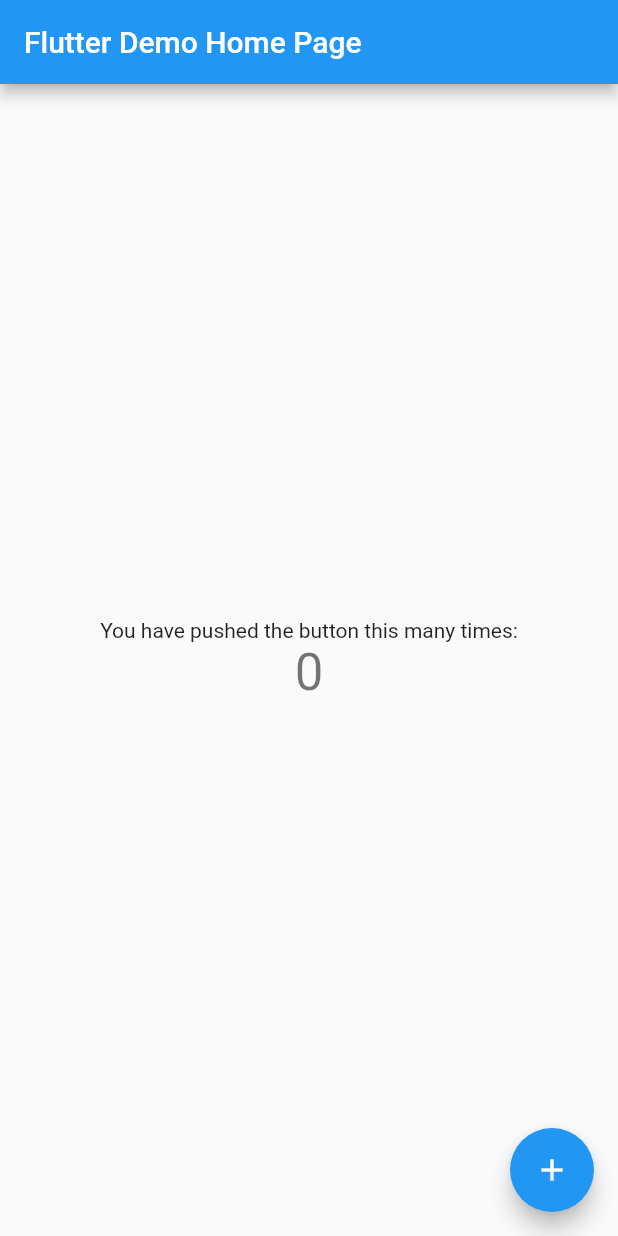
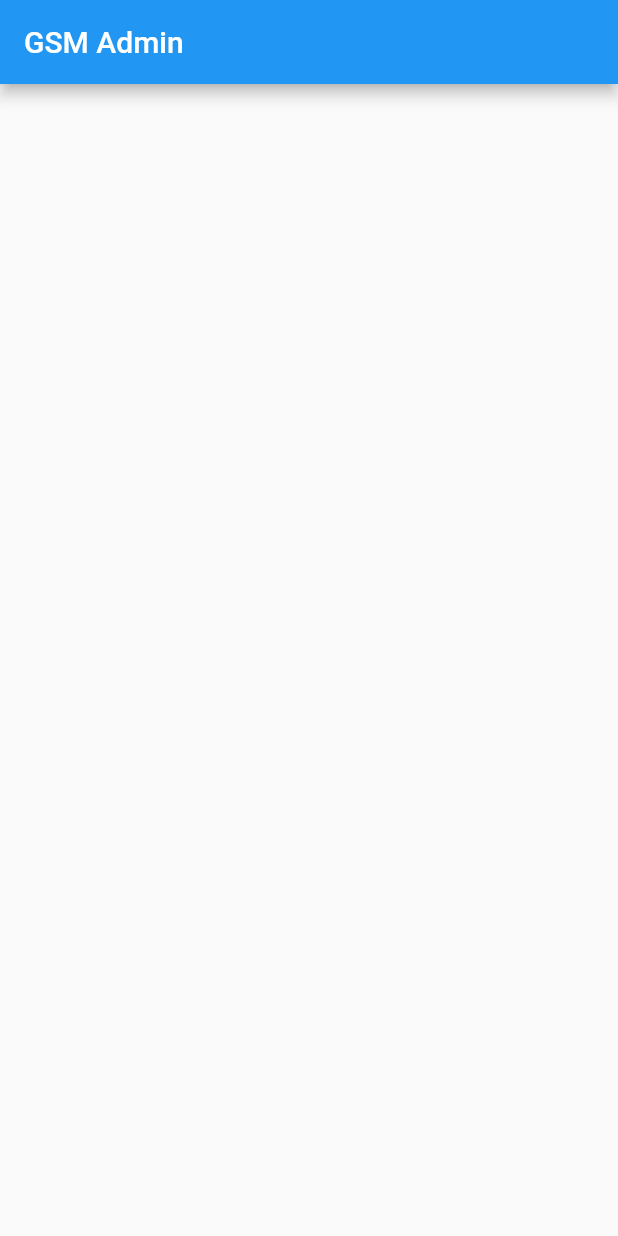
Before and after one commit to Grocery-Store-Management/GSMS.MobileApp.SWD, a Flutter app: the screen it shows after launch, on a phone screen of 412 x 824 dp. Run offline on Flutter 3.47's test engine with Material 2 defaults, Android fonts, the phone set to English and light mode, and no system bars; our stand-ins replace equatable, flutter_svg.

Commit message:
update main.dart, delete routes.dart, update order_list.dart

```diff
--- a/lib/main.dart
+++ b/lib/main.dart
@@ -11,35 +11,17 @@ class MyApp extends StatelessWidget {
   @override
   Widget build(BuildContext context) {
     return MaterialApp(
-      title: 'Flutter Demo',
+      title: 'GSM Admin',
       theme: ThemeData(
-        // This is the theme of your application.
-        //
-        // Try running your application with "flutter run". You'll see the
-        // application has a blue toolbar. Then, without quitting the app, try
-        // changing the primarySwatch below to Colors.green and then invoke
-        // "hot reload" (press "r" in the console where you ran "flutter run",
-        // or simply save your changes to "hot reload" in a Flutter IDE).
-        // Notice that the counter didn't reset back to zero; the application
-        // is not restarted.
         primarySwatch: Colors.blue,
       ),
-      home: const MyHomePage(title: 'Flutter Demo Home Page'),
+      home: const MyHomePage(title: 'GSM Admin'),
     );
   }
 }
 
 class MyHomePage extends StatefulWidget {
   const MyHomePage({Key? key, required this.title}) : super(key: key);
-
-  // This widget is the home page of your application. It is stateful, meaning
-  // that it has a State object (defined below) that contains fields that affect
-  // how it looks.
-
-  // This class is the configuration for the state. It holds the values (in this
-  // case the title) provided by the parent (in this case the App widget) and
-  // used by the build method of the State. Fields in a Widget subclass are
-  // always marked "final".
 
   final String title;
 
@@ -48,67 +30,17 @@ class MyHomePage extends StatefulWidget {
 }
 
 class _MyHomePageState extends State<MyHomePage> {
-  int _counter = 0;
-
-  void _incrementCounter() {
-    setState(() {
-      // This call to setState tells the Flutter framework that something has
-      // changed in this State, which causes it to rerun the build method below
-      // so that the display can reflect the updated values. If we changed
-      // _counter without calling setState(), then the build method would not be
-      // called again, and so nothing would appear to happen.
-      _counter++;
-    });
-  }
 
   @override
   Widget build(BuildContext context) {
-    // This method is rerun every time setState is called, for instance as done
-    // by the _incrementCounter method above.
-    //
-    // The Flutter framework has been optimized to make rerunning build methods
-    // fast, so that you can just rebuild anything that needs updating rather
-    // than having to individually change instances of widgets.
     return Scaffold(
       appBar: AppBar(
-        // Here we take the value from the MyHomePage object that was created by
-        // the App.build method, and use it to set our appbar title.
         title: Text(widget.title),
       ),
       body: Center(
-        // Center is a layout widget. It takes a single child and positions it
-        // in the middle of the parent.
         child: Column(
-          // Column is also a layout widget. It takes a list of children and
-          // arranges them vertically. By default, it sizes itself to fit its
-          // children horizontally, and tries to be as tall as its parent.
-          //
-          // Invoke "debug painting" (press "p" in the console, choose the
-          // "Toggle Debug Paint" action from the Flutter Inspector in Android
-          // Studio, or the "Toggle Debug Paint" command in Visual Studio Code)
-          // to see the wireframe for each widget.
-          //
-          // Column has various properties to control how it sizes itself and
-          // how it positions its children. Here we use mainAxisAlignment to
-          // center the children vertically; the main axis here is the vertical
-          // axis because Columns are vertical (the cross axis would be
-          // horizontal).
           mainAxisAlignment: MainAxisAlignment.center,
-          children: <Widget>[
-            const Text(
-              'You have pushed the button this many times:',
-            ),
-            Text(
-              '$_counter',
-              style: Theme.of(context).textTheme.headline4,
-            ),
-          ],
         ),
-      ),
-      floatingActionButton: FloatingActionButton(
-        onPressed: _incrementCounter,
-        tooltip: 'Increment',
-        child: const Icon(Icons.add),
       ), // This trailing comma makes auto-formatting nicer for build methods.
     );
   }
--- a/lib/routes.dart
+++ /dev/null
@@ -1,4 +0,0 @@
-import 'package:flutter/widgets.dart';
-
-final Map<String, WidgetBuilder> routes = <String, WidgetBuilder>{
-};
```
Also changed, not shown: lib/screens/order_list/order_list.dart (+23 -0 lines).
